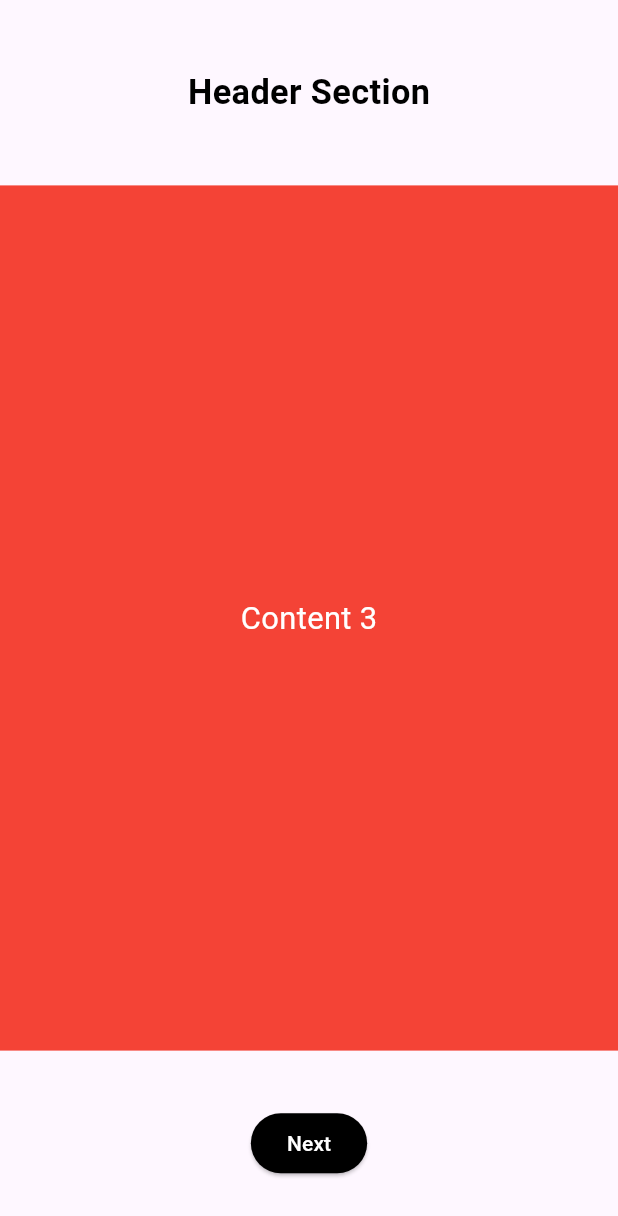
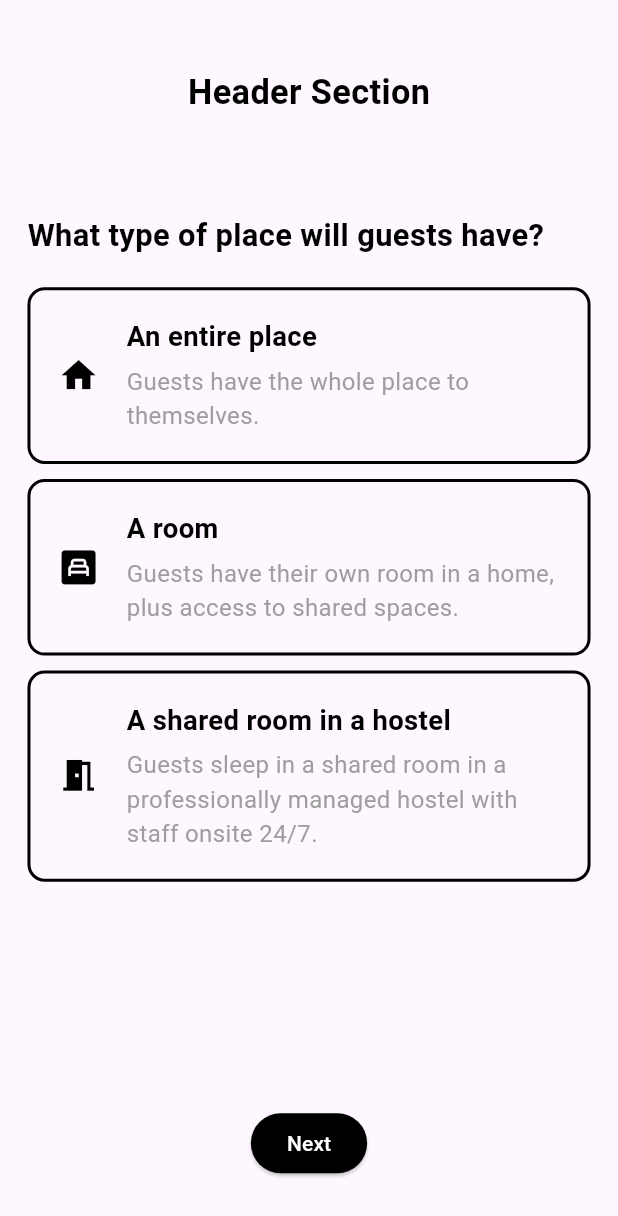
Before and after one commit to wajehafatima/air-bnb, a Flutter app: the ExpandedScreenExample screen opened directly, after a tap on "Next", on a phone screen of 412 x 824 dp. Shown: the top 1216 px of the screen. Run offline on Flutter 3.47's test engine with Material 3 defaults, Android fonts, the phone set to English and light mode, and no system bars; our stand-ins replace country_picker, flutter_screenutil, google_fonts, matcher.

Commit message:
update code

```diff
--- /dev/null
+++ b/lib/src/view/homeview/profile-view/hosting/hosting-form-filling-views/1st-option-views/type-place-view/type-place-view.dart
@@ -0,0 +1,242 @@
+import 'package:air_bnb/src/controller/components/custombutton.dart';
+import 'package:air_bnb/src/controller/constants/colors/appColors.dart';
+import 'package:flutter/material.dart';
+import 'package:flutter_screenutil/flutter_screenutil.dart';
+
+class GuestTypePlace extends StatelessWidget {
+  const GuestTypePlace({super.key});
+
+  @override
+  Widget build(BuildContext context) {
+    return Padding(
+      padding: EdgeInsets.all(16.0.w),
+      child: Column(
+        crossAxisAlignment: CrossAxisAlignment.start,
+        children: [
+          Text(
+            'What type of place will guests have?',
+            style: TextStyle(
+              fontSize: 18.sp,
+              fontWeight: FontWeight.bold,
+              color: appColors.blacktext,
+            ),
+          ),
+          SizedBox(height: 16.h),
+          Column(
+            children: const [
+              GuestTypeOption(
+                title: 'An entire place',
+                description: 'Guests have the whole place to themselves.',
+                icon: Icons.home,
+              ),
+              SizedBox(height: 10),
+              GuestTypeOption(
+                title: 'A room',
+                description:
+                    'Guests have their own room in a home, plus access to shared spaces.',
+                icon: Icons.bedroom_child,
+              ),
+              SizedBox(height: 10),
+              GuestTypeOption(
+                title: 'A shared room in a hostel',
+                description:
+                    'Guests sleep in a shared room in a professionally managed hostel with staff onsite 24/7.',
+                icon: Icons.meeting_room,
+              ),
+            ],
+          ),
+        ],
+      ),
+    );
+  }
+}
+
+class GuestTypeOption extends StatelessWidget {
+  final String title;
+  final String description;
+  final IconData icon;
+
+  const GuestTypeOption({
+    super.key,
+    required this.title,
+    required this.description,
+    required this.icon,
+  });
+
+  @override
+  Widget build(BuildContext context) {
+    return InkWell(
+      onTap: () => _showBottomSheet(context),
+      child: Container(
+        padding: EdgeInsets.all(16.w),
+        decoration: BoxDecoration(
+          border: Border.all(color: Colors.black, width: 2),
+          borderRadius: BorderRadius.circular(10.r),
+        ),
+        child: Row(
+          children: [
+            Icon(
+              icon,
+              color: appColors.blacktext,
+              size: 24.sp,
+            ),
+            SizedBox(width: 16.w),
+            Expanded(
+              child: Column(
+                crossAxisAlignment: CrossAxisAlignment.start,
+                children: [
+                  Text(
+                    title,
+                    style: TextStyle(
+                      fontSize: 16.sp,
+                      fontWeight: FontWeight.bold,
+                      color: appColors.blacktext,
+                    ),
+                  ),
+                  SizedBox(height: 4.h),
+                  Text(
+                    description,
+                    style: TextStyle(
+                      fontSize: 14.sp,
+                      color: Colors.grey,
+                    ),
+                  ),
+                ],
+              ),
+            ),
+          ],
+        ),
+      ),
+    );
+  }
+
+  void _showBottomSheet(BuildContext context) {
+    showModalBottomSheet(
+      context: context,
+      isScrollControlled: true,
+      builder: (context) => FractionallySizedBox(
+        heightFactor: 0.9,
+        child: Padding(
+          padding: EdgeInsets.all(16.w),
+          child: Column(
+            crossAxisAlignment: CrossAxisAlignment.start,
+            children: [
+              Row(
+                children: [
+                  IconButton(
+                    onPressed: () => Navigator.pop(context),
+                    icon: const Icon(Icons.arrow_back_ios),
+                  ),
+                  Text(
+                    'Confirm your address',
+                    style: TextStyle(
+                      fontSize: 18.sp,
+                      fontWeight: FontWeight.bold,
+                    ),
+                  ),
+                ],
+              ),
+              SizedBox(height: 16.h),
+              DropdownButtonFormField<String>(
+                items: [
+                  DropdownMenuItem(
+                    value: 'India',
+                    child: Text('India'),
+                  ),
+                  DropdownMenuItem(
+                    value: 'United States',
+                    child: Text('United States'),
+                  ),
+                  DropdownMenuItem(
+                    value: 'Canada',
+                    child: Text('Canada'),
+                  ),
+                  DropdownMenuItem(
+                    value: 'Australia',
+                    child: Text('Australia'),
+                  ),
+                  DropdownMenuItem(
+                    value: 'United Kingdom',
+                    child: Text('United Kingdom'),
+                  ),
+                  DropdownMenuItem(
+                    value: 'Germany',
+                    child: Text('Germany'),
+                  ),
+                  DropdownMenuItem(
+                    value: 'France',
+                    child: Text('France'),
+                  ),
+                  DropdownMenuItem(
+                    value: 'Japan',
+                    child: Text('Japan'),
+                  ),
+                  DropdownMenuItem(
+                    value: 'China',
+                    child: Text('China'),
+                  ),
+                  DropdownMenuItem(
+                    value: 'South Korea',
+                    child: Text('South Korea'),
+                  ),
+                  // Add more countries as needed
+                ],
+                onChanged: (value) {},
+                decoration: InputDecoration(
+                  labelText: 'Country',
+                  labelStyle: TextStyle(color: Colors.grey),
+                  border: OutlineInputBorder(
+                    borderRadius: BorderRadius.circular(10.r),
+                  ),
+                ),
+              ),
+              SizedBox(height: 16.h),
+              Container(
+                padding: EdgeInsets.all(10),
+                decoration: BoxDecoration(
+                    borderRadius: BorderRadius.circular(10.r),
+                    border: Border.all()),
+                child: Column(
+                  children: [
+                    _buildTextField('Street Address'),
+                    SizedBox(height: 10.h),
+                    _buildTextField('Apt, Floor, Building (if applicable)'),
+                    SizedBox(height: 10.h),
+                    _buildTextField('City'),
+                    SizedBox(height: 10.h),
+                    _buildTextField('State/Province'),
+                    SizedBox(height: 10.h),
+                    _buildTextField('Postal Code (if applicable)'),
+                  ],
+                ),
+              ),
+              SizedBox(height: 16.h),
+              Custombutton(
+                text: 'Looks Good',
+                onTap: () {
+                  Navigator.pop(context);
+                },
+                color: appColors.secondary,
+                textColor: appColors.whiteBG,
+                width: double.infinity,
+              ),
+            ],
+          ),
+        ),
+      ),
+    );
+  }
+
+  Widget _buildTextField(String hintText) {
+    return TextField(
+      decoration: InputDecoration(
+        hintText: hintText,
+        //border: OutlineInputBorder(
+        //   borderRadius: BorderRadius.circular(10.r),
+      ),
+      //filled: true,
+      // fillColor: Colors.grey.shade200,
+      //),
+    );
+  }
+}
--- a/lib/src/view/homeview/profile-view/hosting/hosting-form-filling-views/hosting-main-view.dart
+++ b/lib/src/view/homeview/profile-view/hosting/hosting-form-filling-views/hosting-main-view.dart
@@ -1,5 +1,6 @@
 import 'package:air_bnb/src/controller/constants/colors/appColors.dart';
 import 'package:air_bnb/src/view/homeview/profile-view/hosting/hosting-form-filling-views/1st-option-views/place-option-view/place-option-view.dart';
+import 'package:air_bnb/src/view/homeview/profile-view/hosting/hosting-form-filling-views/1st-option-views/type-place-view/type-place-view.dart';
 import 'package:air_bnb/src/view/homeview/profile-view/hosting/hosting-widgets/place-option-wdget.dart';
 import 'package:flutter/material.dart';
 import 'package:flutter_screenutil/flutter_screenutil.dart';
@@ -38,6 +39,7 @@ class _ExpandedScreenExampleState extends State<ExpandedScreenExample> {
               index: currentIndex,
               children: [
                 SelectPlace(),
+                GuestTypePlace(),
                 Container(
                   color: Colors.red,
                   child: Center(
```
